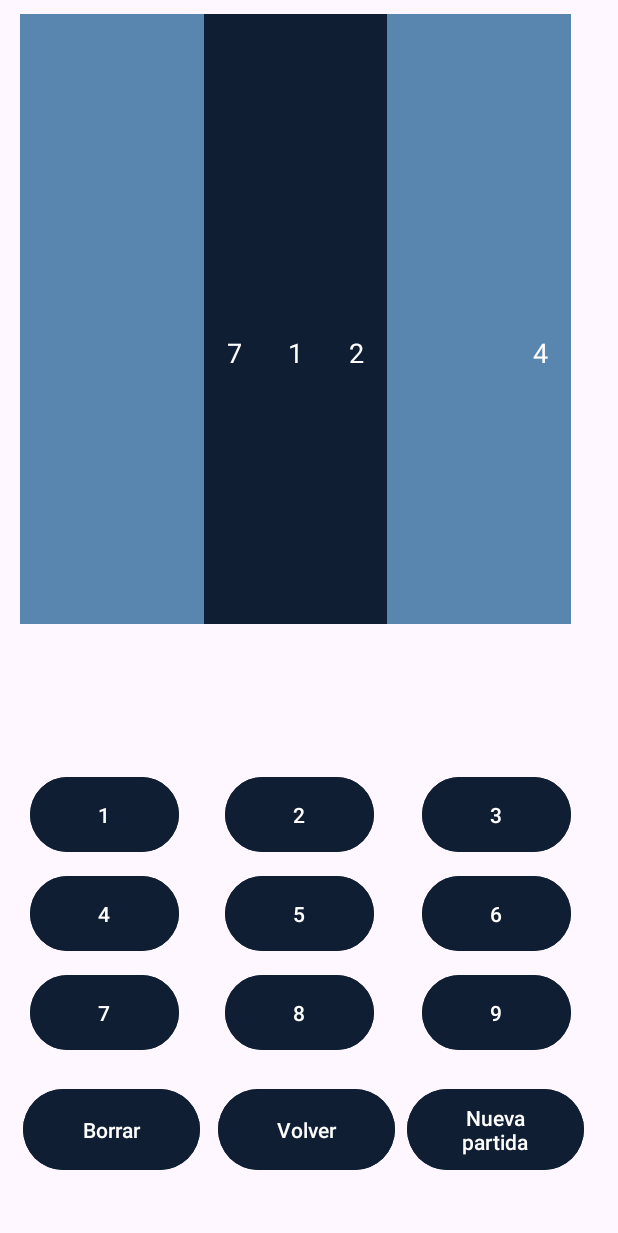
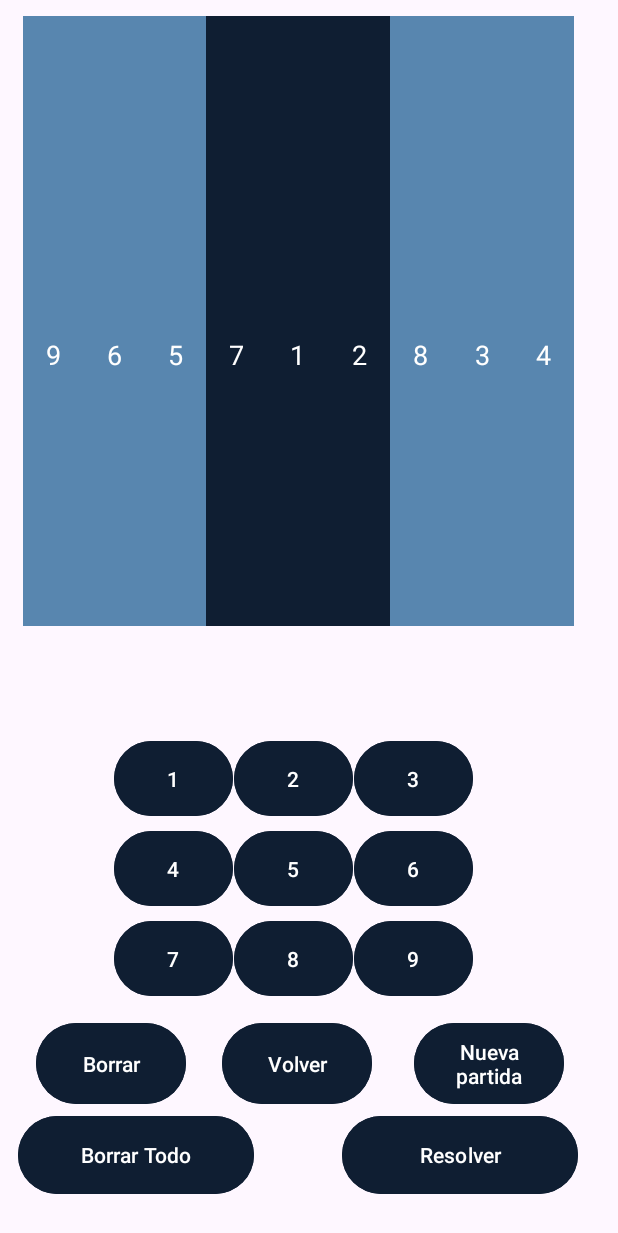
Before and after one commit to cemor8/progmovil, an Android app: the ControllerJuego screen opened directly, with no data from a screen before it, on a phone screen of 412 x 824 dp. Shown: the top 1233 px of the screen. Run offline under Robolectric (Android 15) with nearby library versions, the phone set to English and light mode, and no system bars.

Commit message:
resolver, probar, diseño

```diff
--- a/Sudoku/app/src/main/res/layout/tablero.xml
+++ b/Sudoku/app/src/main/res/layout/tablero.xml
@@ -1,7 +1,11 @@
 <?xml version="1.0" encoding="utf-8"?>
 <androidx.constraintlayout.widget.ConstraintLayout xmlns:android="http://schemas.android.com/apk/res/android"
-                                                   xmlns:app="http://schemas.android.com/apk/res-auto" xmlns:tools="http://schemas.android.com/tools" android:layout_width="match_parent"
-                                                   android:layout_height="match_parent">
+                                                   xmlns:app="http://schemas.android.com/apk/res-auto"
+                                                   xmlns:tools="http://schemas.android.com/tools"
+                                                   android:layout_width="match_parent"
+                                                   android:layout_height="match_parent"
+                                                   tools:layout_editor_absoluteY="-75dp"
+                                                   tools:layout_editor_absoluteX="0dp">
 
     <androidx.gridlayout.widget.GridLayout
             android:layout_width="378dp"
@@ -9,115 +13,146 @@
             android:id="@+id/tablero"
             app:layout_constraintStart_toStartOf="parent"
             android:padding="5dp"
-            android:layout_marginStart="8dp" app:layout_constraintTop_toTopOf="parent" android:layout_marginTop="4dp"
+            android:layout_marginStart="10dp" app:layout_constraintTop_toTopOf="parent" android:layout_marginTop="5dp"
             app:columnCount="9" app:rowCount="9">
     </androidx.gridlayout.widget.GridLayout>
     <Button
+            android:text="2"
+            android:backgroundTint="@color/azulOscuro"
+            android:layout_width="79dp"
+            android:layout_height="58dp" android:id="@+id/button16"
+            android:onClick="meternumero"
+            app:layout_constraintStart_toStartOf="parent"
+            android:layout_marginStart="156dp"
+            app:layout_constraintBottom_toBottomOf="parent" android:layout_marginBottom="276dp"
+    />
+    <Button
+            android:text="8"
+            android:backgroundTint="@color/azulOscuro"
+            android:layout_width="79dp"
+            android:layout_height="58dp" android:id="@+id/button20"
+            android:onClick="meternumero"
+            app:layout_constraintStart_toStartOf="parent"
+            android:layout_marginStart="156dp"
+            app:layout_constraintBottom_toBottomOf="parent" android:layout_marginBottom="156dp"
+    />
+    <Button
+            android:text="9"
+            android:backgroundTint="@color/azulOscuro"
+            android:layout_width="79dp"
+            android:layout_height="58dp" android:id="@+id/button21"
+            android:onClick="meternumero"
+            app:layout_constraintStart_toStartOf="parent"
+            android:layout_marginStart="236dp"
+            app:layout_constraintBottom_toBottomOf="parent" android:layout_marginBottom="156dp"
+    />
+    <Button
+            android:text="6"
+            android:backgroundTint="@color/azulOscuro"
+            android:layout_width="79dp"
+            android:layout_height="58dp" android:id="@+id/button14"
+            android:onClick="meternumero"
+            app:layout_constraintStart_toStartOf="parent"
+            android:layout_marginStart="236dp"
+            app:layout_constraintBottom_toBottomOf="parent" android:layout_marginBottom="216dp"
+    />
+    <Button
+            android:text="5"
+            android:backgroundTint="@color/azulOscuro"
+            android:layout_width="79dp"
+            android:layout_height="58dp" android:id="@+id/button17"
+            android:onClick="meternumero"
+            app:layout_constraintStart_toStartOf="parent"
+            android:layout_marginStart="156dp"
+            app:layout_constraintBottom_toBottomOf="parent" android:layout_marginBottom="216dp"/>
+    <Button
+            android:text="4"
+            android:backgroundTint="@color/azulOscuro"
+            android:layout_width="79dp"
+            android:layout_height="58dp" android:id="@+id/button18"
+            android:onClick="meternumero"
+            app:layout_constraintStart_toStartOf="parent"
+            android:layout_marginStart="76dp"
+            app:layout_constraintBottom_toBottomOf="parent" android:layout_marginBottom="216dp"
+    />
+    <Button
             android:text="1"
             android:backgroundTint="@color/azulOscuro"
-            android:layout_width="99dp"
+            android:layout_width="79dp"
             android:layout_height="58dp" android:id="@+id/button2"
             android:onClick="meternumero"
             app:layout_constraintStart_toStartOf="parent"
-            android:layout_marginStart="20dp"
-            app:layout_constraintBottom_toBottomOf="parent" android:layout_marginBottom="252dp"/>
+            android:layout_marginStart="76dp"
+            app:layout_constraintBottom_toBottomOf="parent" android:layout_marginBottom="276dp"
+    />
     <Button
-            android:text="5"
+            android:text="3"
             android:backgroundTint="@color/azulOscuro"
-            android:layout_width="99dp"
-            android:layout_height="58dp" android:id="@+id/button17"
+            android:layout_width="79dp"
+            android:layout_height="58dp" android:id="@+id/button15"
             android:onClick="meternumero"
             app:layout_constraintStart_toStartOf="parent"
-            android:layout_marginStart="150dp"
-            app:layout_constraintBottom_toBottomOf="parent" android:layout_marginBottom="186dp"/>
-    <Button
-            android:text="4"
-            android:backgroundTint="@color/azulOscuro"
-            android:layout_width="99dp"
-            android:layout_height="58dp" android:id="@+id/button18"
-            android:onClick="meternumero"
-            app:layout_constraintStart_toStartOf="parent"
-            android:layout_marginStart="20dp"
-            app:layout_constraintBottom_toBottomOf="parent" android:layout_marginBottom="186dp"/>
-    <Button
-            android:text="6"
-            android:backgroundTint="@color/azulOscuro"
-            android:layout_width="99dp"
-            android:layout_height="58dp" android:id="@+id/button14"
-            android:onClick="meternumero"
-            app:layout_constraintStart_toStartOf="parent"
-            android:layout_marginStart="281dp"
-            app:layout_constraintBottom_toBottomOf="parent" android:layout_marginBottom="186dp"/>
+            android:layout_marginStart="236dp"
+            app:layout_constraintBottom_toBottomOf="parent" android:layout_marginBottom="276dp"
+    />
     <Button
             android:text="7"
             android:backgroundTint="@color/azulOscuro"
-            android:layout_width="99dp"
+            android:layout_width="79dp"
             android:layout_height="58dp" android:id="@+id/button19"
             android:onClick="meternumero"
             app:layout_constraintStart_toStartOf="parent"
-            android:layout_marginStart="20dp"
-            app:layout_constraintBottom_toBottomOf="parent" android:layout_marginBottom="120dp"/>
+            android:layout_marginStart="76dp"
+            app:layout_constraintBottom_toBottomOf="parent" android:layout_marginBottom="156dp"
+    />
+    <Button
+            android:text="Borrar Todo"
+            android:backgroundTint="@color/azulOscuro"
+            android:layout_width="157dp"
+            android:layout_height="60dp" android:id="@+id/button22"
+            android:onClick="borrarTodo"
+            app:layout_constraintStart_toStartOf="parent"
+            android:layout_marginStart="12dp"
+            app:layout_constraintBottom_toBottomOf="parent" android:layout_marginBottom="24dp"
+    />
+    <Button
+            android:text="Resolver"
+            android:backgroundTint="@color/azulOscuro"
+            android:layout_width="157dp"
+            android:layout_height="60dp" android:id="@+id/button4"
+            android:onClick="meternumero"
+            app:layout_constraintStart_toStartOf="parent"
+            android:layout_marginStart="228dp"
+            app:layout_constraintBottom_toBottomOf="parent" android:layout_marginBottom="24dp"
+    />
+    <Button
+            android:text="Volver"
+            android:backgroundTint="@color/azulOscuro"
+            android:layout_width="100dp"
+            android:layout_height="62dp" android:id="@+id/button23"
+            android:onClick="volver"
+            app:layout_constraintStart_toStartOf="parent"
+            android:layout_marginStart="148dp"
+            app:layout_constraintBottom_toBottomOf="parent" android:layout_marginBottom="84dp"
+    />
     <Button
             android:text="Borrar"
             android:backgroundTint="@color/azulOscuro"
-            android:layout_width="118dp"
-            android:layout_height="62dp" android:id="@+id/button22"
-            android:onClick="meternumero"
+            android:layout_width="100dp"
+            android:layout_height="62dp" android:id="@+id/button3"
+            android:onClick="borrar"
             app:layout_constraintStart_toStartOf="parent"
-            android:layout_marginStart="15dp"
-            app:layout_constraintBottom_toBottomOf="parent" android:layout_marginBottom="40dp"/>
-    <Button
-            android:text="Volver"
-            android:backgroundTint="@color/azulOscuro"
-            android:layout_width="118dp"
-            android:layout_height="62dp" android:id="@+id/button23"
-            android:onClick="volver"
-            app:layout_constraintStart_toStartOf="parent"
-            android:layout_marginStart="145dp"
-            app:layout_constraintBottom_toBottomOf="parent" android:layout_marginBottom="40dp"/>
+            android:layout_marginStart="24dp"
+            app:layout_constraintBottom_toBottomOf="parent" android:layout_marginBottom="84dp"
+    />
     <Button
             android:text="Nueva partida"
             android:backgroundTint="@color/azulOscuro"
-            android:layout_width="118dp"
+            android:layout_width="100dp"
             android:layout_height="62dp" android:id="@+id/button24"
-            android:onClick="meternumero"
+            android:onClick="nuevaPartida"
             app:layout_constraintStart_toStartOf="parent"
-            android:layout_marginStart="271dp"
-            app:layout_constraintBottom_toBottomOf="parent" android:layout_marginBottom="40dp"/>
-    <Button
-            android:text="8"
-            android:backgroundTint="@color/azulOscuro"
-            android:layout_width="99dp"
-            android:layout_height="58dp" android:id="@+id/button20"
-            android:onClick="meternumero"
-            app:layout_constraintStart_toStartOf="parent"
-            android:layout_marginStart="150dp"
-            app:layout_constraintBottom_toBottomOf="parent" android:layout_marginBottom="120dp"/>
-    <Button
-            android:text="9"
-            android:backgroundTint="@color/azulOscuro"
-            android:layout_width="99dp"
-            android:layout_height="58dp" android:id="@+id/button21"
-            android:onClick="meternumero"
-            app:layout_constraintStart_toStartOf="parent"
-            android:layout_marginStart="281dp"
-            app:layout_constraintBottom_toBottomOf="parent" android:layout_marginBottom="120dp"/>
-    <Button
-            android:text="3"
-            android:backgroundTint="@color/azulOscuro"
-            android:layout_width="99dp"
-            android:layout_height="58dp" android:id="@+id/button15"
-            android:onClick="meternumero"
-            app:layout_constraintStart_toStartOf="parent"
-            android:layout_marginStart="281dp"
-            app:layout_constraintBottom_toBottomOf="parent" android:layout_marginBottom="252dp"/>
-    <Button
-            android:text="2"
-            android:backgroundTint="@color/azulOscuro"
-            android:layout_width="99dp"
-            android:layout_height="58dp" android:id="@+id/button16"
-            android:onClick="meternumero"
-            app:layout_constraintStart_toStartOf="parent"
-            android:layout_marginStart="150dp"
-            app:layout_constraintBottom_toBottomOf="parent" android:layout_marginBottom="252dp"/>
+            android:layout_marginStart="276dp"
+            app:layout_constraintBottom_toBottomOf="parent" android:layout_marginBottom="84dp"
+    />
 </androidx.constraintlayout.widget.ConstraintLayout>
```
Also changed, not shown: Sudoku/app/src/main/java/com/example/sudoku/ControllerJuego.java (+76 -16 lines).
